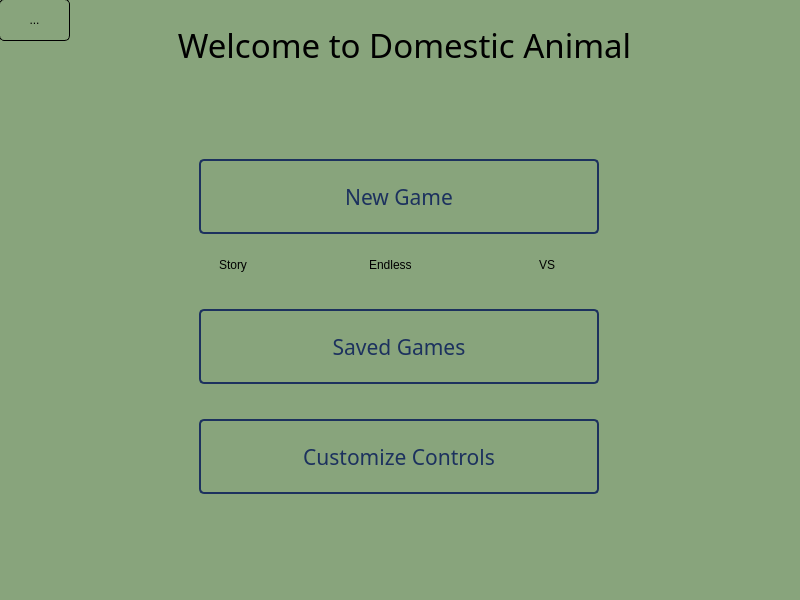
Old version of the form launcher/ui/launcher.ui in the repository domestic-animal/Domestic-Animal.
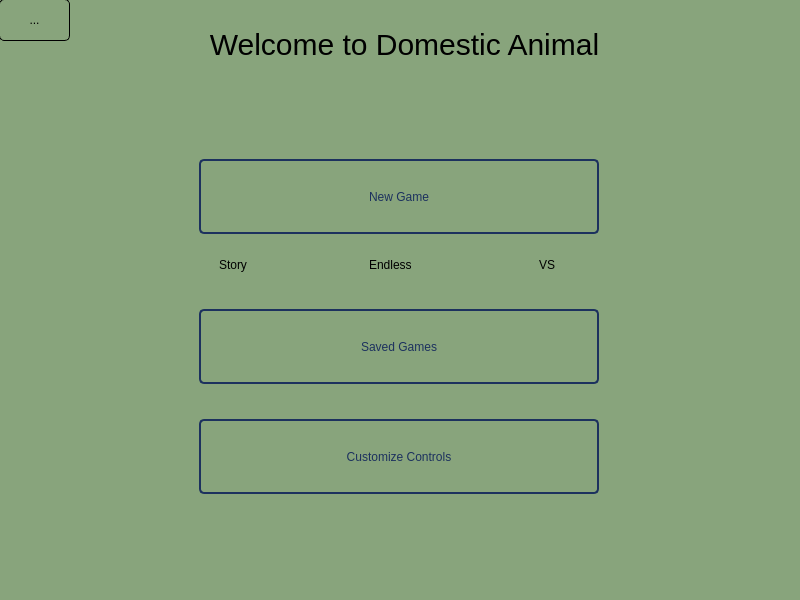
New version of the form.

Commit message: game font

Patch:
```diff
--- a/launcher/ui/launcher.ui
+++ b/launcher/ui/launcher.ui
@@ -36,15 +36,10 @@
      <string notr="true">QWidget{
 background-color: transparent;
 }
-QLabel{
-font: 25pt &quot;Kristen ITC&quot;;
-border: 0px;
-}
 QPushButton{
 color: rgb(28, 49, 94);
 border: 2px solid rgb(28, 49, 94);
 border-radius: 5px;
-font: 16pt &quot;Kristen ITC&quot;;
 }
 QPushButton::hover{
 background-color: rgb(230, 226, 195);
@@ -60,9 +55,6 @@
 QToolButton::hover{
 background-color: rgb(230, 226, 195);
 }
-QRadioButton{
-font: 16pt &quot;Kristen ITC&quot;;
-}
 </string>
     </property>
     <property name="frameShape">
@@ -80,15 +72,6 @@
        <height>75</height>
       </rect>
      </property>
-     <property name="font">
-      <font>
-       <family>Kristen ITC</family>
-       <pointsize>16</pointsize>
-       <weight>50</weight>
-       <italic>false</italic>
-       <bold>false</bold>
-      </font>
-     </property>
      <property name="text">
       <string>New Game</string>
      </property>
@@ -124,7 +107,7 @@
       <rect>
        <x>200</x>
        <y>250</y>
-       <width>81</width>
+       <width>141</width>
        <height>31</height>
       </rect>
      </property>
@@ -141,15 +124,6 @@
        <height>75</height>
       </rect>
      </property>
-     <property name="font">
-      <font>
-       <family>Kristen ITC</family>
-       <pointsize>16</pointsize>
-       <weight>50</weight>
-       <italic>false</italic>
-       <bold>false</bold>
-      </font>
-     </property>
      <property name="text">
       <string>Customize Controls</string>
      </property>
@@ -163,16 +137,8 @@
        <height>51</height>
       </rect>
      </property>
-     <property name="font">
-      <font>
-       <family>Kristen ITC</family>
-       <pointsize>25</pointsize>
-       <weight>50</weight>
-       <italic>false</italic>
-       <bold>false</bold>
-       <underline>false</underline>
-       <kerning>true</kerning>
-      </font>
+     <property name="styleSheet">
+      <string notr="true">font-size: 30px;</string>
      </property>
      <property name="text">
       <string>Welcome to Domestic Animal</string>
@@ -206,15 +172,6 @@
        <height>75</height>
       </rect>
      </property>
-     <property name="font">
-      <font>
-       <family>Kristen ITC</family>
-       <pointsize>16</pointsize>
-       <weight>50</weight>
-       <italic>false</italic>
-       <bold>false</bold>
-      </font>
-     </property>
      <property name="text">
       <string>Saved Games</string>
      </property>
```
The commit also changes 8 other files.
